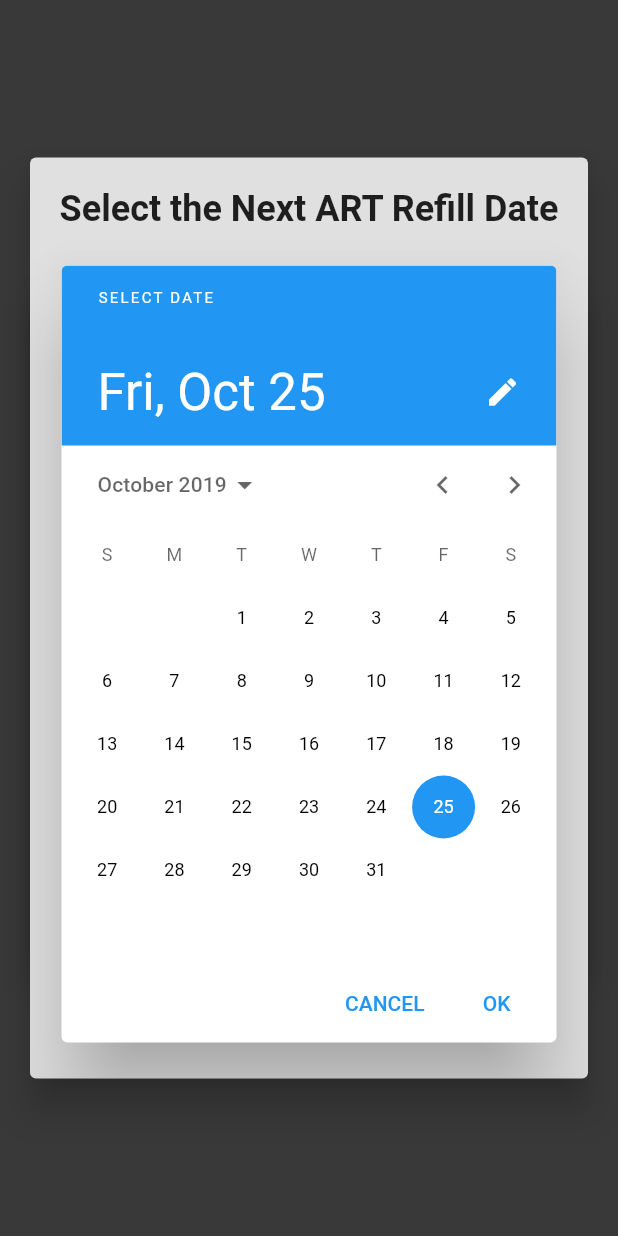
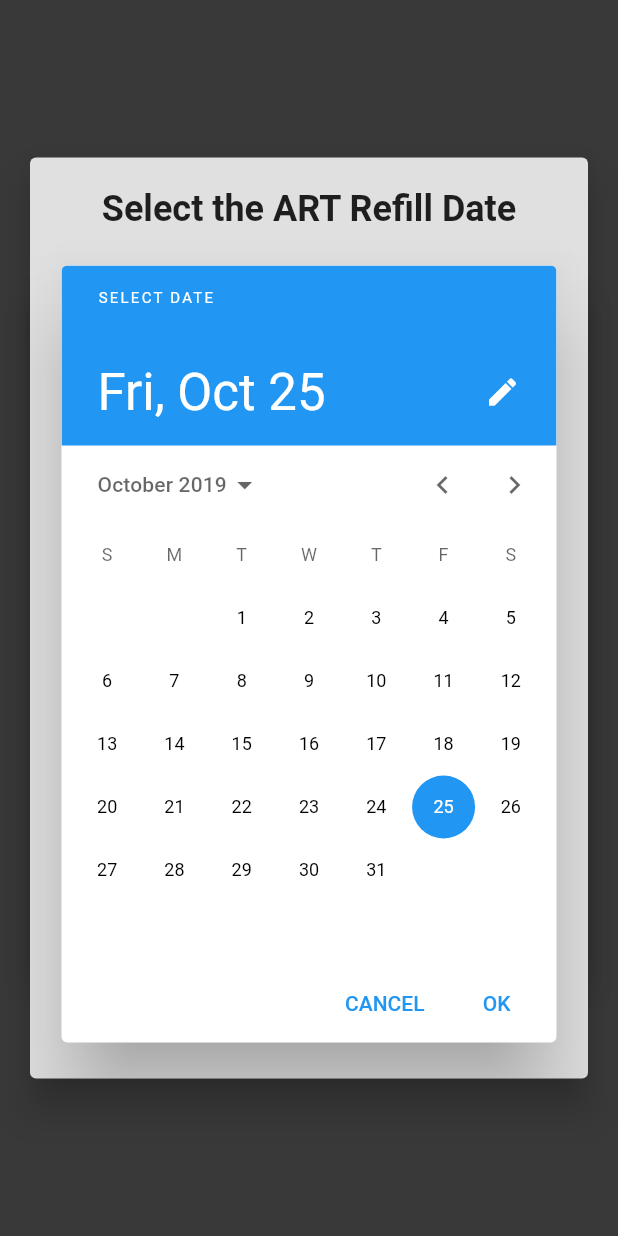
Before and after one commit to chrisly-bear/PEBRApp, a Flutter app: the ARTRefillScreen widget shown alone on an empty page, opened directly with empty values, after a tap on "REFILL DONE", on a phone screen of 412 x 824 dp. Run offline on Flutter 3.47's test engine with Material 2 defaults, Android fonts, the phone set to English and light mode, and no system bars; our stand-ins replace flushbar, shared_preferences, sqflite; missing offline and left inert: device_apps, password, spreadsheet_decoder; accounts and stored records are empty.

Commit message:
Remove 'Next' in the title of the change date picker

```diff
--- a/lib/screens/ARTRefillScreen.dart
+++ b/lib/screens/ARTRefillScreen.dart
@@ -86,7 +86,7 @@ class _ARTRefillScreenState extends State<ARTRefillScreen> {
   }
 
   void _onPressRefillDone(BuildContext context) async {
-    DateTime nextRefillDate = await _showDatePickerWithTitle(context, 'Select the Next ART Refill Date');
+    DateTime nextRefillDate = await _showDatePickerWithTitle(context, 'Select the ART Refill Date');
     if (nextRefillDate != null) {
       final ARTRefill artRefill = ARTRefill(this.widget._patient.artNumber, RefillType.DONE(), nextRefillDate: nextRefillDate);
       await DatabaseProvider().insertARTRefill(artRefill);
```
